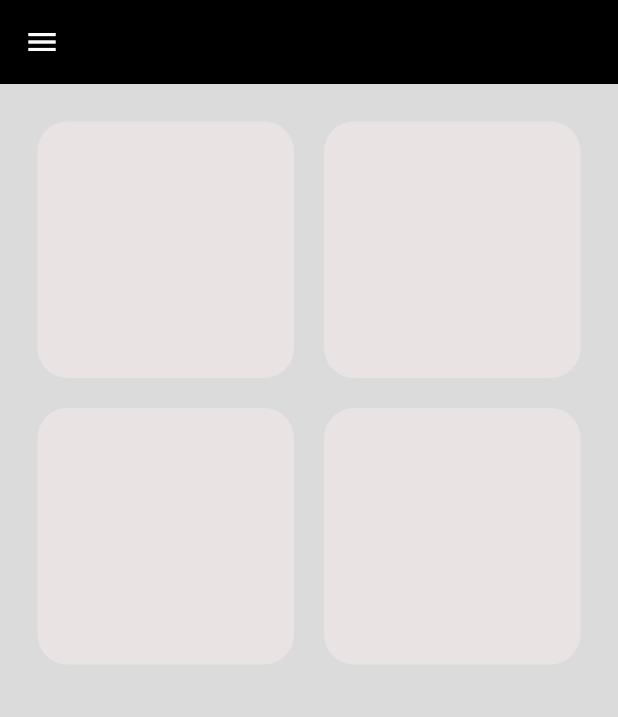
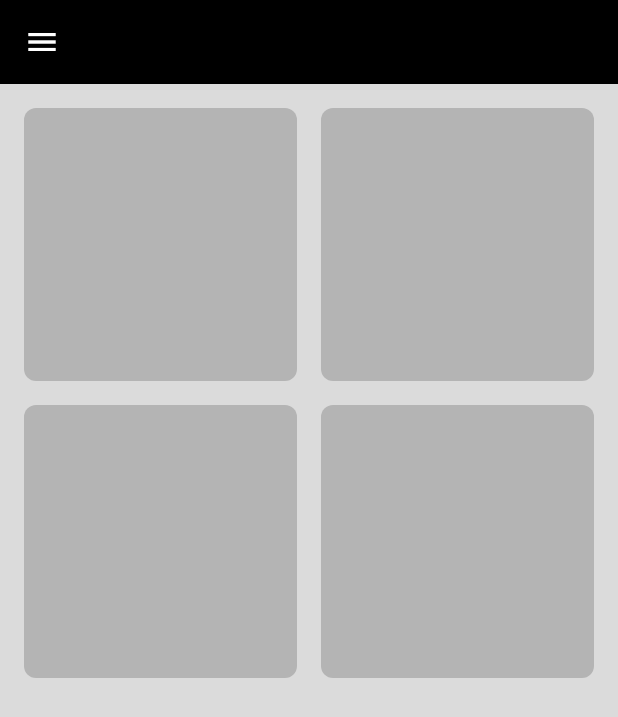
Before and after one commit to osa989/responsive_app, a Flutter app: the screen it shows after launch, on a phone screen of 412 x 824 dp. Shown: the top 717 px of the screen. Run offline on Flutter 3.47's test engine with Material 3 defaults, Android fonts, the phone set to English and light mode, and no system bars.

Commit message:
make a custom grid view

```diff
--- a/lib/main.dart
+++ b/lib/main.dart
@@ -7,7 +7,7 @@
 // import 'package:responsive_app/widgets/layout_builder.dart';
 // import 'package:responsive_app/widgets/media_query.dart';
 import 'package:flutter/material.dart';
-import 'package:responsive_app/views/simple_design.dart';
+import 'package:responsive_app/views/home_view.dart';
 
 void main() {
   runApp(const ResponsiveTest());
@@ -29,7 +29,7 @@ class ResponsiveTest extends StatelessWidget {
             color: Colors.white,
           ),
         ),
-        body: const SimpleDesign(),
+        body: const HomeView(),
       ),
     );
   }
@@ -41,4 +41,4 @@ class ResponsiveTest extends StatelessWidget {
 // FittedBoxWidget
 //AspectRatioExample
 //IntrinsicWidgets
-//SimpleDesign
+//HomeView
--- /dev/null
+++ b/lib/views/home_view.dart
@@ -0,0 +1,11 @@
+import 'package:flutter/material.dart';
+import 'package:responsive_app/views/widgets/home_view_body.dart';
+
+class HomeView extends StatelessWidget {
+  const HomeView({super.key});
+
+  @override
+  Widget build(BuildContext context) {
+    return const HomeViewBody();
+  }
+}
--- a/lib/views/simple_design.dart
+++ /dev/null
@@ -1,29 +0,0 @@
-import 'package:flutter/material.dart';
-
-class SimpleDesign extends StatelessWidget {
-  const SimpleDesign({super.key});
-
-  @override
-  Widget build(BuildContext context) {
-    return GridView.builder(
-      primary: false,
-      padding: const EdgeInsets.all(20),
-      gridDelegate: const SliverGridDelegateWithFixedCrossAxisCount(
-        crossAxisCount: 2,
-        crossAxisSpacing: 10,
-        mainAxisSpacing: 10,
-      ),
-      itemCount: 4,
-      itemBuilder: (context, index) {
-        return Padding(
-          padding: const EdgeInsets.all(5),
-          child: Container(
-            decoration: const BoxDecoration(
-                color: Color.fromARGB(255, 233, 227, 227),
-                borderRadius: BorderRadius.all(Radius.circular(20))),
-          ),
-        );
-      },
-    );
-  }
-}
--- /dev/null
+++ b/lib/views/widgets/custom_sliver_grid.dart
@@ -0,0 +1,25 @@
+import 'package:flutter/material.dart';
+
+class CustomSliverGrid extends StatelessWidget {
+  const CustomSliverGrid({super.key});
+
+  @override
+  Widget build(BuildContext context) {
+    return SliverGrid.builder(
+        gridDelegate: const SliverGridDelegateWithFixedCrossAxisCount(
+          crossAxisCount: 2,
+          mainAxisSpacing: 16,
+          crossAxisSpacing: 16,
+        ),
+        itemBuilder: (context, index) {
+          return Container(
+            decoration:  BoxDecoration(
+              color: const Color(0xffB4B4B4),
+              borderRadius: BorderRadius.circular(8),
+            ),
+          );
+        },
+        itemCount: 4,
+        );
+  }
+}
--- /dev/null
+++ b/lib/views/widgets/home_view_body.dart
@@ -0,0 +1,23 @@
+import 'package:flutter/material.dart';
+import 'package:responsive_app/views/widgets/custom_sliver_grid.dart';
+
+class HomeViewBody extends StatelessWidget {
+  const HomeViewBody({super.key});
+
+  @override
+  Widget build(BuildContext context) {
+    return const Padding(
+      padding: EdgeInsets.symmetric(horizontal: 16),
+      child: CustomScrollView(
+        slivers: [
+          SliverToBoxAdapter(
+            child: SizedBox(
+              height: 16,
+            ),
+          ),
+          CustomSliverGrid(),
+        ],
+      ),
+    );
+  }
+}
```
